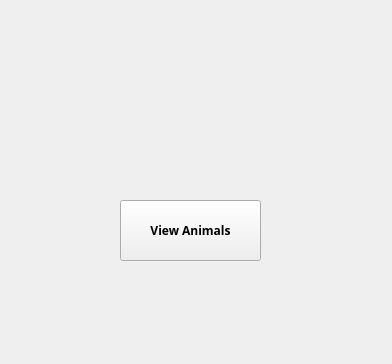
Above: cuACS/postloginclient.ui from cameronhawtin/Animal-Farm-cuACS before the change. Below: the same form after it.
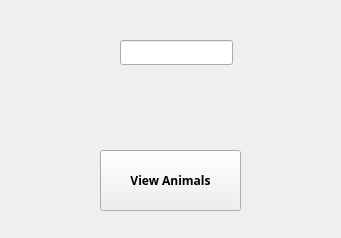
That is the form after the change.

What changed in the file:
```diff
--- a/cuACS/postloginclient.ui
+++ b/cuACS/postloginclient.ui
@@ -6,8 +6,8 @@
    <rect>
     <x>0</x>
     <y>0</y>
-    <width>392</width>
-    <height>364</height>
+    <width>341</width>
+    <height>238</height>
    </rect>
   </property>
   <property name="font">
@@ -21,8 +21,8 @@
   <widget class="QPushButton" name="ViewAnimalsButton">
    <property name="geometry">
     <rect>
-     <x>120</x>
-     <y>200</y>
+     <x>100</x>
+     <y>150</y>
      <width>141</width>
      <height>61</height>
     </rect>
@@ -42,6 +42,16 @@
     <bool>false</bool>
    </property>
   </widget>
+  <widget class="QLineEdit" name="tempLine">
+   <property name="geometry">
+    <rect>
+     <x>120</x>
+     <y>40</y>
+     <width>113</width>
+     <height>25</height>
+    </rect>
+   </property>
+  </widget>
  </widget>
  <resources/>
  <connections/>
```
